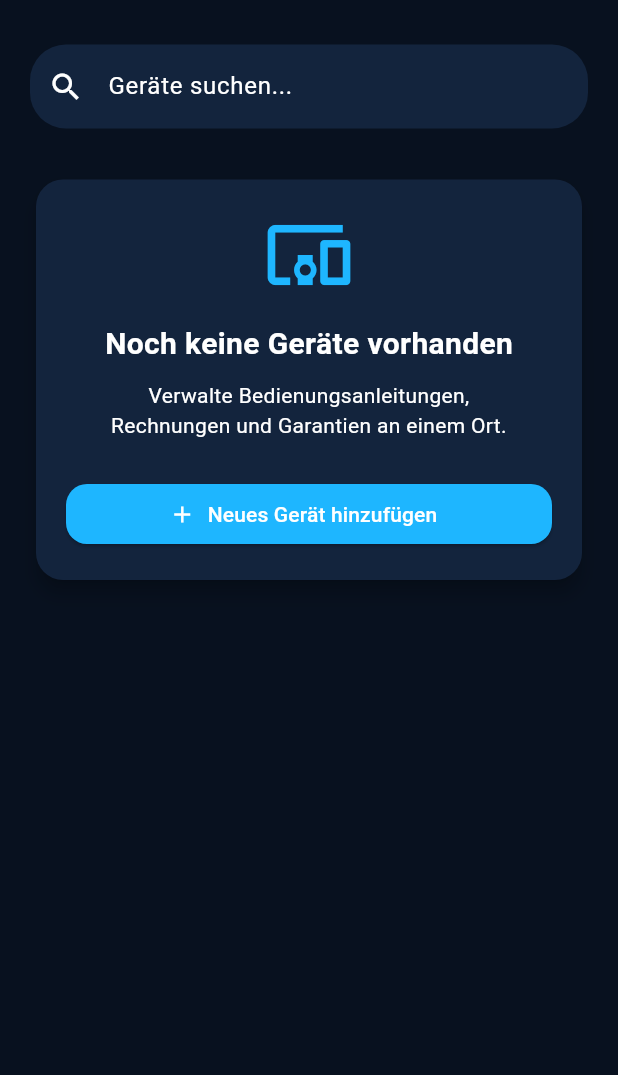
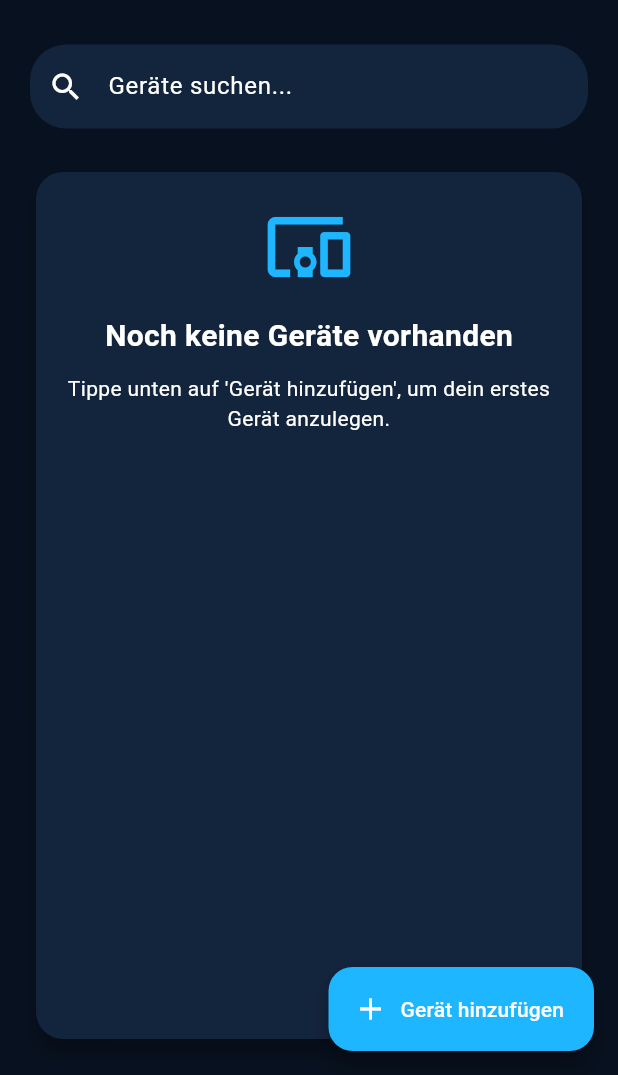
Before and after one commit to ednozama/ManualHub, a Flutter app: the screen it shows after launch, on a phone screen of 412 x 824 dp, the part 161-1236 px from its top. Run offline on Flutter 3.47's test engine with Material 3 defaults, Android fonts, the phone set to English and light mode, and no system bars; our stand-ins replace hive, hive_flutter; accounts and stored records are empty.

Commit message:
Version 0.4 - Geräte bearbeiten und Detailansicht

```diff
--- a/lib/models/device.dart
+++ b/lib/models/device.dart
@@ -3,24 +3,24 @@ import 'package:hive/hive.dart';
 part 'device.g.dart';
 
 @HiveType(typeId: 0)
-class Device {
+class Device extends HiveObject {
 
   @HiveField(0)
-  final String manufacturer;
+  String manufacturer;
 
   @HiveField(1)
-  final String model;
+  String model;
 
   @HiveField(2)
-  final String category;
+  String category;
 
   @HiveField(3)
-  final String location;
+  String location;
 
   @HiveField(4)
-  final String? imagePath;
+  String? imagePath;
 
-  const Device({
+  Device({
     required this.manufacturer,
     required this.model,
     required this.category,
--- a/lib/screens/home_screen.dart
+++ b/lib/screens/home_screen.dart
@@ -1,7 +1,12 @@
 import 'package:flutter/material.dart';
+import 'package:hive_flutter/hive_flutter.dart';
 
+import '../models/device.dart';
+import '../services/storage_service.dart';
 import '../theme/app_theme.dart';
 import 'add_device_screen.dart';
+import '../widgets/device_card.dart';
+import 'device_detail_screen.dart';
 
 class HomeScreen extends StatelessWidget {
   const HomeScreen({super.key});
@@ -10,6 +15,21 @@ class HomeScreen extends StatelessWidget {
   Widget build(BuildContext context) {
     return Scaffold(
       backgroundColor: AppTheme.background,
+
+      floatingActionButton: FloatingActionButton.extended(
+        backgroundColor: AppTheme.primary,
+        foregroundColor: Colors.white,
+        icon: const Icon(Icons.add),
+        label: const Text("Gerät hinzufügen"),
+        onPressed: () {
+          Navigator.push(
+            context,
+            MaterialPageRoute(
+              builder: (_) => const AddDeviceScreen(),
+            ),
+          );
+        },
+      ),
 
       body: SafeArea(
         child: Padding(
@@ -55,13 +75,22 @@ class HomeScreen extends StatelessWidget {
                 ),
               ),
 
-              const SizedBox(height: 30),
+              const SizedBox(height: 25),
 
-              Card(
+              Expanded(
+                child: ValueListenableBuilder<Box<Device>>(
+                  valueListenable: StorageService.listenToDevices(),
+
+                  builder: (context, box, child) {
+
+                    if (box.isEmpty) {
+                      return Card(
                         child: Padding(
                           padding: const EdgeInsets.all(20),
 
                           child: Column(
+                            mainAxisSize: MainAxisSize.min,
+
                             children: [
 
                               const Icon(
@@ -83,34 +112,43 @@ class HomeScreen extends StatelessWidget {
                               const SizedBox(height: 10),
 
                               const Text(
-                        "Verwalte Bedienungsanleitungen,\nRechnungen und Garantien an einem Ort.",
+                                "Tippe unten auf 'Gerät hinzufügen', um dein erstes Gerät anzulegen.",
                                 textAlign: TextAlign.center,
                               ),
+                            ],
+                          ),
+                        ),
+                      );
+                    }
 
-                      const SizedBox(height: 25),
+                    return ListView.builder(
+                      itemCount: box.length,
 
-                      SizedBox(
-                        width: double.infinity,
+                      itemBuilder: (context, index) {
 
-                        child: ElevatedButton.icon(
-                          onPressed: () {
+                        final device = box.getAt(index)!;
+
+                        return DeviceCard(
+  device: device,
+
+  onTap: () {
     Navigator.push(
       context,
       MaterialPageRoute(
-      builder: (_) => const AddDeviceScreen(),
+        builder: (_) => DeviceDetailScreen(
+          device: device,
+        ),
       ),
     );
   },
 
-                          icon: const Icon(Icons.add),
-
-                          label: const Text(
-                            "Neues Gerät hinzufügen",
-                          ),
-                        ),
-                      ),
-                    ],
-                  ),
+  onDelete: () async {
+    await StorageService.deleteDevice(index);
+  },
+);
+                      },
+                    );
+                  },
                 ),
               ),
             ],
--- a/lib/services/storage_service.dart
+++ b/lib/services/storage_service.dart
@@ -0,0 +1,37 @@
+import 'package:flutter/foundation.dart';
+import 'package:hive_flutter/hive_flutter.dart';
+
+import '../models/device.dart';
+
+class StorageService {
+  static const String deviceBoxName = "devices";
+
+  static Future<void> init() async {
+    await Hive.initFlutter();
+
+    if (!Hive.isAdapterRegistered(0)) {
+      Hive.registerAdapter(DeviceAdapter());
+    }
+
+    await Hive.openBox<Device>(deviceBoxName);
+  }
+
+  static Box<Device> get deviceBox =>
+      Hive.box<Device>(deviceBoxName);
+
+  static List<Device> getDevices() {
+    return deviceBox.values.toList();
+  }
+
+  static ValueListenable<Box<Device>> listenToDevices() {
+    return deviceBox.listenable();
+  }
+
+  static Future<void> addDevice(Device device) async {
+    await deviceBox.add(device);
+  }
+
+  static Future<void> deleteDevice(int index) async {
+    await deviceBox.deleteAt(index);
+  }
+}
```
Also changed, not shown: lib/main.dart (+7 -3 lines), lib/screens/add_device_screen.dart (+72 -8 lines), lib/screens/device_detail_screen.dart (+115 -0 lines), lib/widgets/device_card.dart (+118 -0 lines). Lines whose indentation alone changed are shown as unchanged.
